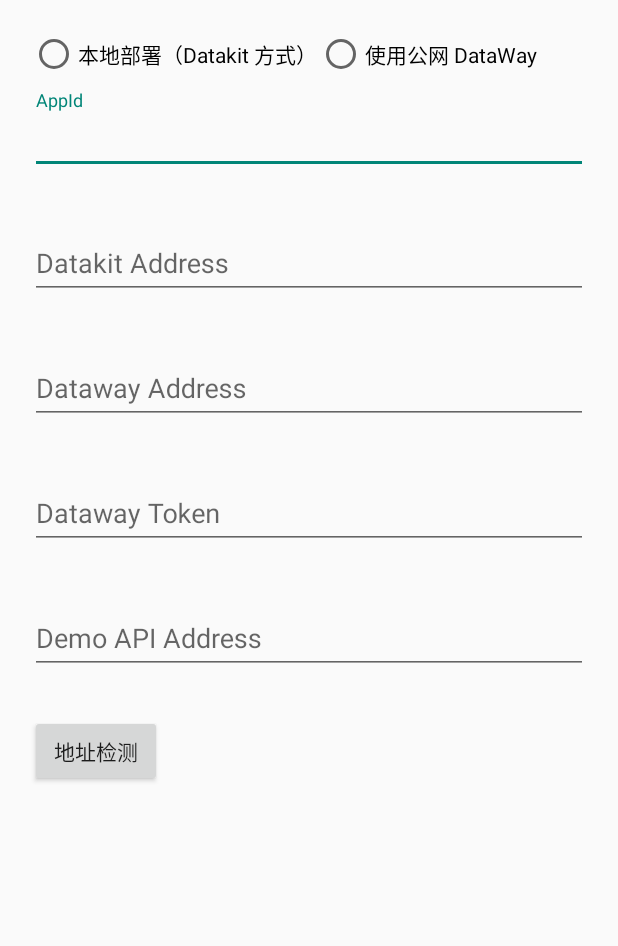
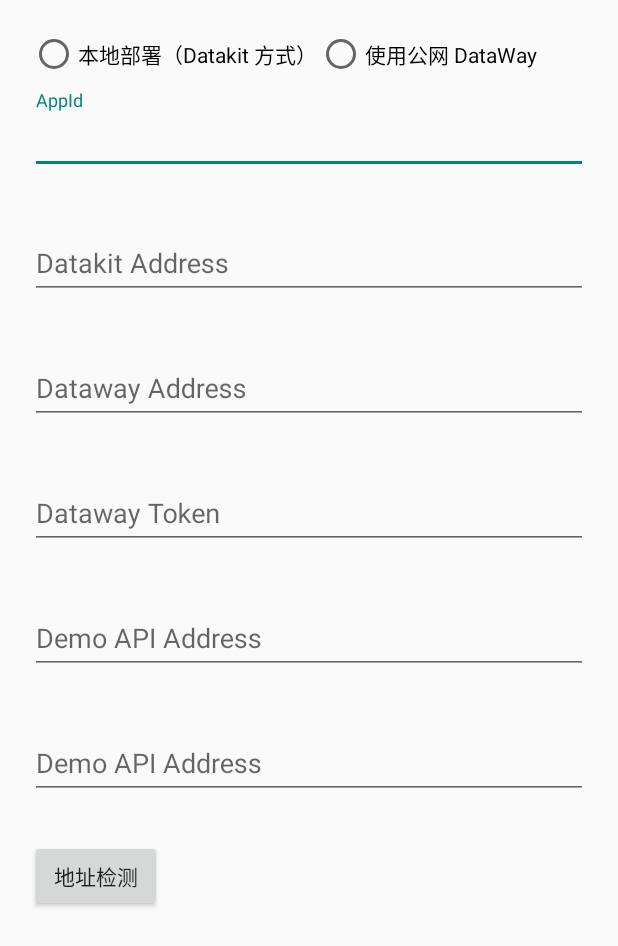
Before and after one commit to GuanceDemo/guance-app-demo, an Android app built with Jetpack Compose: the layout activity_setting.xml on its own in the app's theme, with its tools: preview values and no code run, on a phone screen of 412 x 824 dp. Shown: the top 946 px of the screen. Run offline under Robolectric (Android 15) with nearby library versions, the phone set to English and light mode, and no system bars.

Commit message:
otel setting save

```diff
--- a/src/android/demo/app/build.gradle
+++ b/src/android/demo/app/build.gradle
@@ -79,7 +79,7 @@ android {
             buildConfigField "String", "DATAKIT_URL", "\"${ft_env.datakitRUMUrl}\""
             buildConfigField "String", "DATAWAY_URL", "\"${ft_env.datawayRUMUrl}\""
             buildConfigField "String", "DATAWAY_CLIENT_TOKEN", "\"${ft_env.cliToken}\""
-//            buildConfigField "String", "OTEL_URL", "\"${ft_env.otelUrl}\""
+            buildConfigField "String", "OTEL_URL", "\"${ft_env.otelUrl}\""
             buildConfigField "String", "RUM_APP_ID", "\"${ft_env.rumAppid}\""
             buildConfigField "String", "DEMO_API_URL", "\"${ft_env.demoAPIURL}\""
             buildConfigField "String", "ENV", "\"${ft_env.prodTestEnv}\""
@@ -91,7 +91,7 @@ android {
             buildConfigField "String", "DATAKIT_URL", "\"${ft_env.datakitRUMUrl}\""
             buildConfigField "String", "DATAWAY_URL", "\"${ft_env.datawayRUMUrl}\""
             buildConfigField "String", "DATAWAY_CLIENT_TOKEN", "\"${ft_env.cliToken}\""
-//            buildConfigField "String", "OTEL_URL", "\"${ft_env.otelUrl}\""
+            buildConfigField "String", "OTEL_URL", "\"${ft_env.otelUrl}\""
             buildConfigField "String", "RUM_APP_ID", "\"${ft_env.rumAppid}\""
             buildConfigField "String", "DEMO_API_URL", "\"${ft_env.demoAPIURL}\""
             buildConfigField "String", "ENV", "\"${ft_env.prodPublishEnv}\""
--- a/src/android/demo/app/src/main/java/com/cloudcare/ft/mobile/sdk/demo/SettingActivity.kt
+++ b/src/android/demo/app/src/main/java/com/cloudcare/ft/mobile/sdk/demo/SettingActivity.kt
@@ -32,6 +32,7 @@ class SettingActivity : BaseActivity() {
     private var datakitAddressEt: TextInputEditText? = null
     private var datawayAddressEt: TextInputEditText? = null
     private var datawayClientTokenEt: TextInputEditText? = null
+    private var otelAddressEt: TextInputEditText? = null
     private var demoAPIAddressEt: TextInputEditText? = null
     private var appIDEt: TextInputEditText? = null
     private var settingData: SettingData? = null
@@ -44,6 +45,7 @@ class SettingActivity : BaseActivity() {
         datawayAddressEt = findViewById(R.id.setting_dataway_et)
         datawayClientTokenEt = findViewById(R.id.setting_dataway_client_token_et)
         demoAPIAddressEt = findViewById(R.id.setting_demo_api_et)
+        otelAddressEt = findViewById(R.id.setting_otel_api_et)
         appIDEt = findViewById(R.id.setting_app_id_et)
 
         radioGroup = findViewById(R.id.setting_access_type_rg)
@@ -85,6 +87,7 @@ class SettingActivity : BaseActivity() {
         demoAPIAddressEt?.setText(settingData.demoApiAddress)
         datawayAddressEt?.setText(settingData.datawayAddress)
         datawayClientTokenEt?.setText(settingData.datawayClientToken)
+        otelAddressEt?.setText(settingData.otelAddress)
         appIDEt?.setText(settingData.appId)
     }
 
@@ -257,6 +260,7 @@ class SettingActivity : BaseActivity() {
             appIDEt?.text.toString(),
             datawayAddressEt?.text.toString(),
             datawayClientTokenEt?.text.toString(),
+            otelAddressEt?.text.toString(),
             if (radioGroup?.checkedRadioButtonId == R.id.setting_datakit_deploy_rb)
                 AccessType.DATAKIT.value else AccessType.DATAWAY.value
         )
--- a/src/android/demo/app/src/main/java/com/cloudcare/ft/mobile/sdk/demo/data/Constant.kt
+++ b/src/android/demo/app/src/main/java/com/cloudcare/ft/mobile/sdk/demo/data/Constant.kt
@@ -4,6 +4,7 @@ package com.cloudcare.ft.mobile.sdk.demo.data
 const val DEFAULT_APP_ID = "gc_app_android_demo"
 const val DEFAULT_API_ADDRESS = "http://127.0.0.1:8000"
 const val DEFAULT_DATAKIT_ADDRESS = "http://127.0.0.1:9529"
+const val DEFAULT_OTEL_ADDRESS = "http://127.0.0.1:9529/otel/v1/traces"
 const val DEFAULT_DATAWAY_ADDRESS = "http://dataway.com"
 const val DEFAULT_DATAWAY_CLIENT_TOKEN = "gc_client_token"
 const val DEFAULT_USER_NAME = "guance"
--- a/src/android/demo/app/src/main/res/layout/activity_setting.xml
+++ b/src/android/demo/app/src/main/res/layout/activity_setting.xml
@@ -106,6 +106,22 @@
 
     </com.google.android.material.textfield.TextInputLayout>
 
+    <com.google.android.material.textfield.TextInputLayout
+        android:id="@+id/setting_otel_api_layout"
+        android:layout_width="match_parent"
+        android:layout_height="wrap_content"
+        android:layout_marginBottom="27dp"
+        android:hint="@string/demo_api_address">
+
+        <com.google.android.material.textfield.TextInputEditText
+            android:id="@+id/setting_otel_api_et"
+            android:layout_width="match_parent"
+            android:layout_height="wrap_content"
+            android:ems="15"
+            android:inputType="textUri" />
+
+    </com.google.android.material.textfield.TextInputLayout>
+
 
     <Button
         android:id="@+id/setting_check"
--- a/src/android/demo/build.gradle
+++ b/src/android/demo/build.gradle
@@ -41,14 +41,14 @@ buildscript {
     def datawayRUMUrl = properties.getProperty("DATAWAY_URL")
     def cliToken = properties.getProperty("CLIENT_TOKEN")
     def datawayToken = properties.getProperty("DATAWAY_TOKEN")
-//    def otelUrl = properties.getProperty("OTEL_URL")
+    def otelUrl = properties.getProperty("OTEL_URL")
 
     ext.ft_env = [
             'rumAppid'  : appIdString,
             'datakitRUMUrl': datakitRUMUrl,
             'datawayRUMUrl': datawayRUMUrl,
             'cliToken': cliToken,
-//            'otelUrl': otelUrl,
+            'otelUrl': otelUrl,
             'datawayToken': datawayToken,
             'demoAPIURL': demoAPIURL,
             'prodTestEnv'  : 'gray',
```
Also changed, not shown: src/android/demo/app/src/main/java/com/cloudcare/ft/mobile/sdk/demo/manager/SettingConfigManager.kt (+12 -0 lines).
